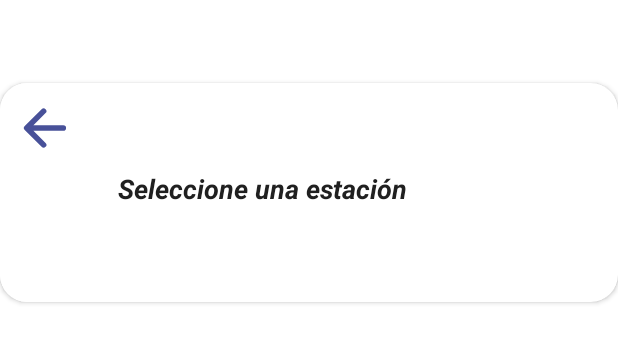
After one commit to LeonardoVNC/SkyLinkApp, an Android app: the layout dialog_select_terminal.xml on its own in the app's theme, with its tools: preview values and no code run, on a phone screen of 412 x 824 dp. The commit adds this screen. Shown: the top 343 px of the screen. Run offline under Robolectric (Android 15) with nearby library versions, the phone set to English and light mode, and no system bars.

Commit message:
Implementación básica de la nueva lógica para la selección de estaciones. Se agrega un Dialog para la selección.

```diff
--- /dev/null
+++ b/app/src/main/res/layout/dialog_select_terminal.xml
@@ -0,0 +1,59 @@
+<?xml version="1.0" encoding="utf-8"?>
+<LinearLayout xmlns:android="http://schemas.android.com/apk/res/android"
+    android:layout_width="match_parent"
+    android:layout_height="wrap_content"
+    android:backgroundTint="@android:color/transparent"
+    xmlns:app="http://schemas.android.com/apk/res-auto">
+
+    <androidx.cardview.widget.CardView
+        android:layout_width="match_parent"
+        android:layout_height="wrap_content"
+        android:background="?attr/colorSurface"
+        android:layout_marginVertical="55dp"
+        app:cardCornerRadius="18dp">
+
+        <!-- Contenido del dialog -->
+        <androidx.constraintlayout.widget.ConstraintLayout
+            android:layout_width="350dp"
+            android:layout_height="wrap_content"
+            android:padding="10dp">
+
+            <!-- Button Back -->
+            <ImageButton
+                android:id="@+id/dialog_select_terminal_button_back"
+                android:layout_width="wrap_content"
+                android:layout_height="wrap_content"
+                app:layout_constraintTop_toTopOf="parent"
+                app:layout_constraintStart_toStartOf="parent"
+                android:src="@drawable/arrow_back"
+                android:background="@android:color/transparent"
+                app:tint="?attr/colorPrimary" />
+
+            <!-- Texto Descripción -->
+            <TextView
+                android:id="@+id/dialog_select_terminal_title"
+                style="@style/Subtitle"
+                android:layout_width="match_parent"
+                android:layout_height="wrap_content"
+                android:layout_margin="8dp"
+                android:background="@android:color/transparent"
+                android:text="@string/terminal_text_select"
+                android:gravity="center"
+                app:layout_constraintTop_toBottomOf="@id/dialog_select_terminal_button_back"
+                app:layout_constraintBottom_toTopOf="@id/dialog_select_terminal_recycler"/>
+
+            <!-- Contenido Principal -->
+            <androidx.recyclerview.widget.RecyclerView
+                android:id="@+id/dialog_select_terminal_recycler"
+                android:layout_width="match_parent"
+                android:layout_height="wrap_content"
+                android:layout_marginTop="5dp"
+                android:paddingBottom="40dp"
+                app:layout_constraintBottom_toBottomOf="parent"
+                app:layout_constraintTop_toBottomOf="@id/dialog_select_terminal_title"
+                android:background="@android:color/transparent">
+            </androidx.recyclerview.widget.RecyclerView>
+
+        </androidx.constraintlayout.widget.ConstraintLayout>
+    </androidx.cardview.widget.CardView>
+</LinearLayout>
```
Also changed, not shown: app/src/main/java/com/example/skylink/viewmodel/activities/SelectTerminalActivity.kt (+39 -55 lines), app/src/main/res/layout/activity_select_terminal.xml (+41 -38 lines), app/src/main/res/values/strings.xml (+5 -2 lines).
